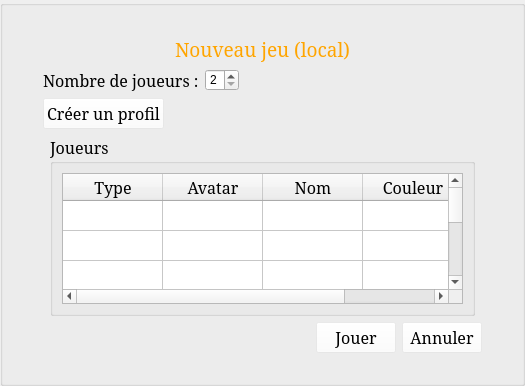
Before: the Qt Designer form StreetCar/StreetCar/NewLocalGame.ui in paboccard/Projet_Prog_Jeu, drawn with Qt 5.
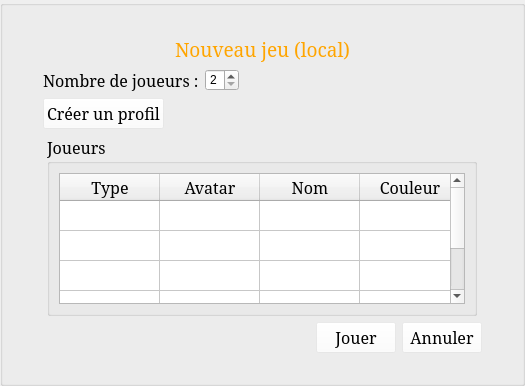
After: the same form once the commit is applied. Icons and pictures are not drawn.

Patch:
```diff
--- a/StreetCar/StreetCar/NewLocalGame.ui
+++ b/StreetCar/StreetCar/NewLocalGame.ui
@@ -204,7 +204,7 @@
          <widget class="QGroupBox" name="groupBox_2">
           <property name="minimumSize">
            <size>
-            <width>425</width>
+            <width>430</width>
             <height>0</height>
            </size>
           </property>
@@ -229,6 +229,9 @@
              <property name="lineWidth">
               <number>1</number>
              </property>
+             <property name="horizontalScrollBarPolicy">
+              <enum>Qt::ScrollBarAlwaysOff</enum>
+             </property>
              <property name="iconSize">
               <size>
                <width>0</width>
```
